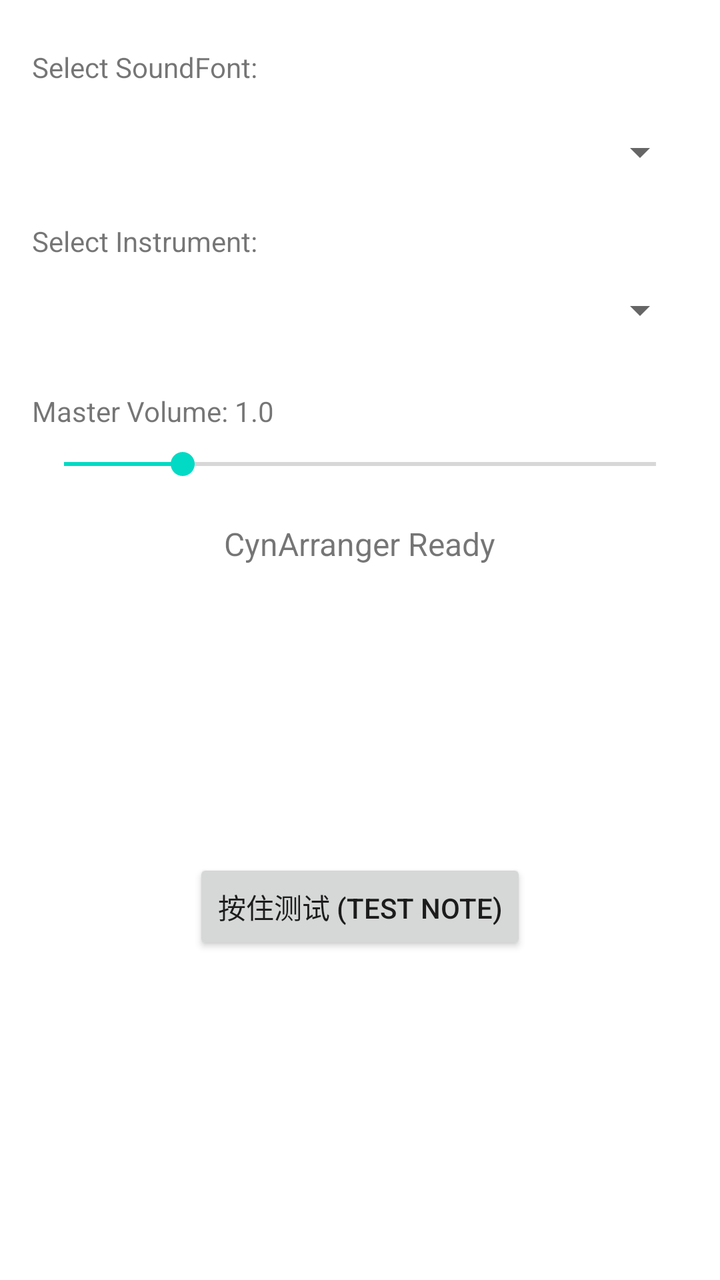
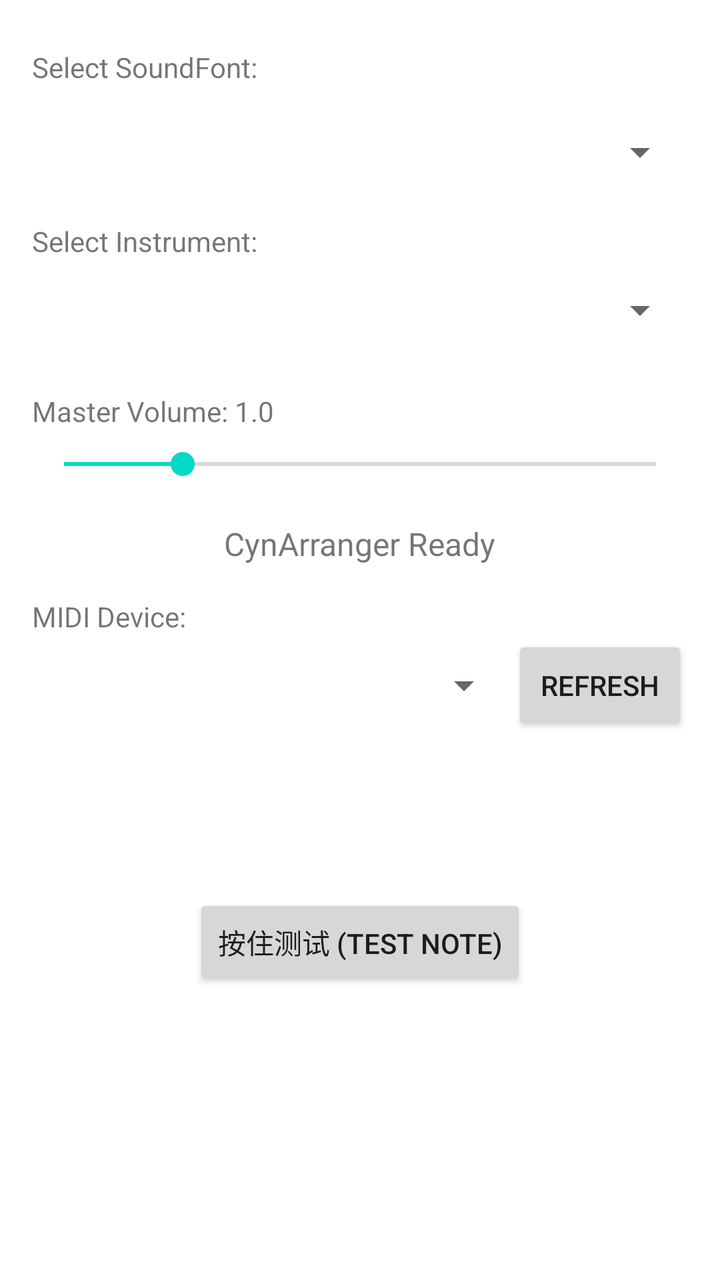

Two renders of the same Android screen: before a commit and after it. Below are the layout's source before the change and the commit's diff.
<!-- AndroidManifest.xml: application theme Theme.CynArranger -->
<!-- res/layout/activity_main.xml -->
<?xml version="1.0" encoding="utf-8"?>
<androidx.constraintlayout.widget.ConstraintLayout
    xmlns:android="http://schemas.android.com/apk/res/android"
    xmlns:app="http://schemas.android.com/apk/res-auto"
    xmlns:tools="http://schemas.android.com/tools"
    android:layout_width="match_parent"
    android:layout_height="match_parent"
    android:padding="16dp"
    tools:context=".MainActivity">

    

    

    
    <Spinner
        android:id="@+id/sfSpinner"
        android:layout_width="0dp"
        android:layout_height="50dp"
        android:layout_marginTop="8dp"
        app:layout_constraintEnd_toEndOf="parent"
        app:layout_constraintHorizontal_bias="0.0"
        app:layout_constraintStart_toStartOf="parent"
        app:layout_constraintTop_toBottomOf="@id/tvSfLabel" />

    <TextView
        android:id="@+id/tvSfLabel"
        android:layout_width="wrap_content"
        android:layout_height="wrap_content"
        android:layout_marginTop="8dp"
        android:text="Select SoundFont:"
        app:layout_constraintStart_toStartOf="parent"
        app:layout_constraintTop_toTopOf="parent" />

    <TextView
        android:id="@+id/tvInstLabel"
        android:layout_width="wrap_content"
        android:layout_height="wrap_content"
        android:text="Select Instrument:"
        android:layout_marginTop="10dp"
        app:layout_constraintTop_toBottomOf="@id/sfSpinner"
        app:layout_constraintStart_toStartOf="parent" />

    <Spinner
        android:id="@+id/instrumentSpinner"
        android:layout_width="0dp"
        android:layout_height="50dp"
        app:layout_constraintTop_toBottomOf="@id/tvInstLabel"
        app:layout_constraintStart_toStartOf="parent"
        app:layout_constraintEnd_toEndOf="parent" />

    <TextView
        android:id="@+id/tvVolumeLabel"
        android:layout_width="wrap_content"
        android:layout_height="wrap_content"
        android:text="Master Volume: 1.0"
        android:layout_marginTop="16dp"
        app:layout_constraintTop_toBottomOf="@+id/instrumentSpinner"
        app:layout_constraintStart_toStartOf="parent" />

    
    <SeekBar
        android:id="@+id/volumeSeekBar"
        android:layout_width="0dp"
        android:layout_height="wrap_content"
        android:layout_marginTop="8dp"
        android:max="100"
        android:progress="20"
        app:layout_constraintTop_toBottomOf="@+id/tvVolumeLabel"
        app:layout_constraintStart_toStartOf="parent"
        app:layout_constraintEnd_toEndOf="parent" />

    
    <TextView
        android:id="@+id/sample_text"
        android:layout_width="wrap_content"
        android:layout_height="wrap_content"
        android:text="CynArranger Ready"
        android:textSize="16sp"
        app:layout_constraintTop_toBottomOf="@id/volumeSeekBar"
        app:layout_constraintStart_toStartOf="parent"
        app:layout_constraintEnd_toEndOf="parent"
        android:layout_marginTop="20dp"/>

    
    <Button
        android:id="@+id/btnTest"
        android:layout_width="wrap_content"
        android:layout_height="wrap_content"
        android:text="按住测试 (Test Note)"
        app:layout_constraintBottom_toBottomOf="parent"
        app:layout_constraintEnd_toEndOf="parent"
        app:layout_constraintStart_toStartOf="parent"
        app:layout_constraintTop_toBottomOf="@id/sample_text" />


</androidx.constraintlayout.widget.ConstraintLayout>
<!-- resources referenced by this layout -->
<resources>
  <style name="Theme.CynArranger" parent="Theme.MaterialComponents.DayNight.NoActionBar">
          
          <item name="colorPrimary">@color/purple_500</item>
          <item name="colorPrimaryVariant">@color/purple_700</item>
          <item name="colorOnPrimary">@color/white</item>
          
          <item name="colorSecondary">@color/teal_200</item>
          <item name="colorSecondaryVariant">@color/teal_700</item>
          <item name="colorOnSecondary">@color/black</item>
          
          <item name="android:statusBarColor">?attr/colorPrimaryVariant</item>
          
      </style>
  <color name="purple_500">#FF6200EE</color>
  <color name="purple_700">#FF3700B3</color>
  <color name="white">#FFFFFFFF</color>
  <color name="teal_200">#FF03DAC5</color>
  <color name="teal_700">#FF018786</color>
  <color name="black">#FF000000</color>
</resources>

<!-- the commit's change to res/layout/activity_main.xml (unified diff, before → after) -->
@@ -83,6 +83,37 @@
         android:layout_marginTop="20dp"/>
 
     
+    <TextView
+        android:id="@+id/tvMidiLabel"
+        android:layout_width="wrap_content"
+        android:layout_height="wrap_content"
+        android:text="MIDI Device:"
+        android:layout_marginTop="16dp"
+        app:layout_constraintTop_toBottomOf="@id/sample_text"
+        app:layout_constraintStart_toStartOf="parent" />
+
+    <LinearLayout
+        android:layout_width="0dp"
+        android:layout_height="50dp"
+        android:orientation="horizontal"
+        app:layout_constraintTop_toBottomOf="@id/tvMidiLabel"
+        app:layout_constraintStart_toStartOf="parent"
+        app:layout_constraintEnd_toEndOf="parent">
+
+        <Spinner
+            android:id="@+id/midiSpinner"
+            android:layout_width="0dp"
+            android:layout_height="match_parent"
+            android:layout_weight="1" />
+
+        <Button
+            android:id="@+id/btnRefreshMidi"
+            android:layout_width="wrap_content"
+            android:layout_height="match_parent"
+            android:text="Refresh" />
+    </LinearLayout>
+
+    
     <Button
         android:id="@+id/btnTest"
         android:layout_width="wrap_content"
@@ -91,7 +122,7 @@
         app:layout_constraintBottom_toBottomOf="parent"
         app:layout_constraintEnd_toEndOf="parent"
         app:layout_constraintStart_toStartOf="parent"
-        app:layout_constraintTop_toBottomOf="@id/sample_text" />
+        app:layout_constraintTop_toBottomOf="@id/tvMidiLabel" />
 
 
 </androidx.constraintlayout.widget.ConstraintLayout>
